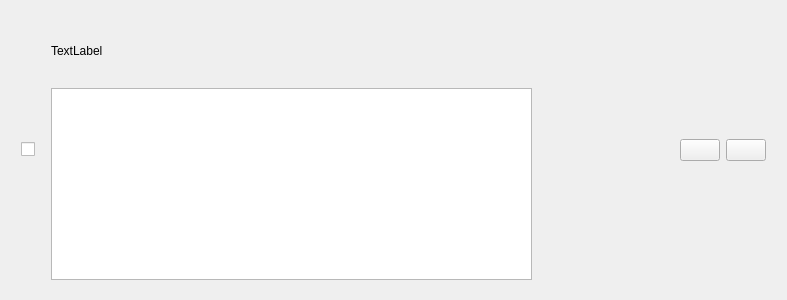
This is taskitem.ui in KrawGleb/QtToDoList as Qt 5 draws it before an edit. The edited form follows.
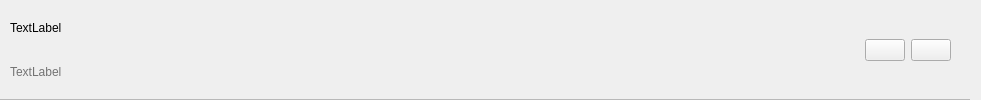
This is the edited form. Icons and pictures are not drawn.

Patch:
```diff
--- a/taskitem.ui
+++ b/taskitem.ui
@@ -2,65 +2,162 @@
 <ui version="4.0">
  <class>TaskItem</class>
  <widget class="QWidget" name="TaskItem">
+  <property name="enabled">
+   <bool>true</bool>
+  </property>
   <property name="geometry">
    <rect>
     <x>0</x>
     <y>0</y>
-    <width>787</width>
-    <height>300</height>
+    <width>981</width>
+    <height>100</height>
    </rect>
   </property>
+  <property name="sizePolicy">
+   <sizepolicy hsizetype="Expanding" vsizetype="Minimum">
+    <horstretch>0</horstretch>
+    <verstretch>0</verstretch>
+   </sizepolicy>
+  </property>
+  <property name="minimumSize">
+   <size>
+    <width>0</width>
+    <height>100</height>
+   </size>
+  </property>
+  <property name="maximumSize">
+   <size>
+    <width>981</width>
+    <height>160</height>
+   </size>
+  </property>
   <property name="windowTitle">
    <string>Form</string>
   </property>
+  <property name="styleSheet">
+   <string notr="true">QWidget#wrapper {
+	border-bottom: 1px solid rgb(184, 184, 184);
+}
+
+QPushButton#deleteButton:hover {
+	background-color:  rgb(255, 38, 42);
+	border-radius: 5%;
+}</string>
+  </property>
   <layout class="QHBoxLayout" name="horizontalLayout">
+   <property name="sizeConstraint">
+    <enum>QLayout::SetMaximumSize</enum>
+   </property>
+   <property name="leftMargin">
+    <number>0</number>
+   </property>
+   <property name="topMargin">
+    <number>0</number>
+   </property>
+   <property name="bottomMargin">
+    <number>0</number>
+   </property>
    <item>
-    <layout class="QHBoxLayout" name="horizontalLayout_2">
+    <widget class="QWidget" name="wrapper" native="true">
+     <property name="sizePolicy">
+      <sizepolicy hsizetype="Expanding" vsizetype="Fixed">
+       <horstretch>0</horstretch>
+       <verstretch>0</verstretch>
+      </sizepolicy>
+     </property>
+     <property name="minimumSize">
+      <size>
+       <width>0</width>
+       <height>100</height>
+      </size>
+     </property>
+     <property name="styleSheet">
+      <string notr="true"/>
+     </property>
+     <layout class="QHBoxLayout" name="wrapperLayout">
+      <property name="sizeConstraint">
+       <enum>QLayout::SetNoConstraint</enum>
+      </property>
      <property name="leftMargin">
-      <number>10</number>
+       <number>0</number>
+      </property>
+      <property name="topMargin">
+       <number>0</number>
      </property>
      <property name="rightMargin">
       <number>10</number>
      </property>
-     <item>
-      <widget class="QCheckBox" name="doneButton">
-       <property name="text">
-        <string/>
-       </property>
-      </widget>
-     </item>
+      <property name="bottomMargin">
+       <number>0</number>
+      </property>
      <item>
       <widget class="QWidget" name="verticalWidget" native="true">
+        <property name="sizePolicy">
+         <sizepolicy hsizetype="Minimum" vsizetype="Minimum">
+          <horstretch>0</horstretch>
+          <verstretch>0</verstretch>
+         </sizepolicy>
+        </property>
        <property name="minimumSize">
         <size>
          <width>500</width>
          <height>0</height>
         </size>
        </property>
+        <property name="maximumSize">
+         <size>
+          <width>500</width>
+          <height>16777215</height>
+         </size>
+        </property>
        <layout class="QVBoxLayout" name="verticalLayout_3">
+         <property name="sizeConstraint">
+          <enum>QLayout::SetMaximumSize</enum>
+         </property>
         <property name="leftMargin">
          <number>10</number>
         </property>
         <item>
-         <widget class="QLabel" name="label">
+          <widget class="QLabel" name="title">
+           <property name="styleSheet">
+            <string notr="true">color: black;</string>
+           </property>
           <property name="text">
            <string>TextLabel</string>
           </property>
          </widget>
         </item>
         <item>
-         <widget class="QTextBrowser" name="description">
+          <widget class="QLabel" name="description">
           <property name="sizePolicy">
-           <sizepolicy hsizetype="Minimum" vsizetype="Minimum">
+            <sizepolicy hsizetype="Minimum" vsizetype="Preferred">
             <horstretch>0</horstretch>
             <verstretch>0</verstretch>
            </sizepolicy>
           </property>
+           <property name="maximumSize">
+            <size>
+             <width>16777215</width>
+             <height>100</height>
+            </size>
+           </property>
+           <property name="styleSheet">
+            <string notr="true">color: rgb(115, 115, 115)</string>
+           </property>
+           <property name="text">
+            <string>TextLabel</string>
+           </property>
          </widget>
         </item>
        </layout>
       </widget>
      </item>
+      <item>
+       <widget class="QWidget" name="buttonsLayout" native="true">
+        <layout class="QHBoxLayout" name="horizontalLayout_3">
+         <property name="sizeConstraint">
+          <enum>QLayout::SetMaximumSize</enum>
+         </property>
      <item>
       <spacer name="horizontalSpacer">
        <property name="orientation">
@@ -75,8 +172,6 @@
       </spacer>
      </item>
      <item>
-      <layout class="QHBoxLayout" name="horizontalLayout_3">
-       <item>
         <widget class="QPushButton" name="editButton">
          <property name="sizePolicy">
           <sizepolicy hsizetype="Fixed" vsizetype="Fixed">
@@ -85,7 +180,7 @@
           </sizepolicy>
          </property>
          <property name="styleSheet">
-          <string notr="true">color: black</string>
+            <string notr="true"/>
          </property>
          <property name="text">
           <string/>
@@ -104,7 +199,7 @@
           </sizepolicy>
          </property>
          <property name="styleSheet">
-          <string notr="true">color: red</string>
+            <string notr="true"/>
          </property>
          <property name="text">
           <string/>
@@ -115,8 +210,10 @@
         </widget>
        </item>
       </layout>
-     </item>
-    </layout>
+       </widget>
+      </item>
+     </layout>
+    </widget>
    </item>
   </layout>
  </widget>
```
Left out of the diff: 10 changed lines with no effect on the pictures. Lines whose indentation alone changed are shown as unchanged.
